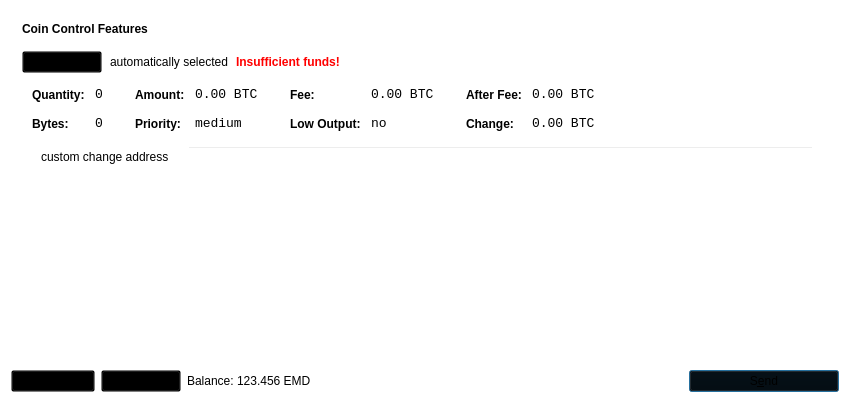
This is src/qt/forms/sendcoinsdialog.ui in Crypto-Currency/Emerald-OLD---DO-NOT-USE as Qt 5 draws it before an edit. The edited form follows.
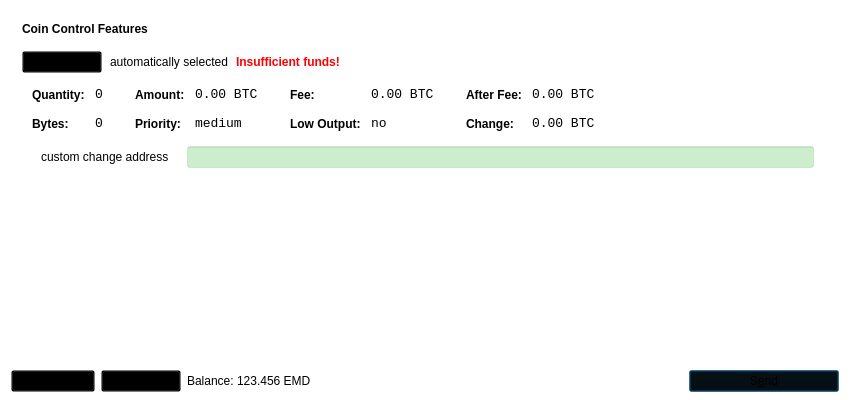
This is the edited form. Icons and pictures are not drawn.

Commit message: more color changes for qt wallet

```diff
--- a/src/qt/forms/sendcoinsdialog.ui
+++ b/src/qt/forms/sendcoinsdialog.ui
@@ -579,6 +579,9 @@
               <verstretch>0</verstretch>
              </sizepolicy>
             </property>
+            <property name="styleSheet">
+             <string notr="true">background-color: rgba(0, 170, 0, 50);</string>
+            </property>
            </widget>
           </item>
           <item>
```
The commit also changes 3 other files.
